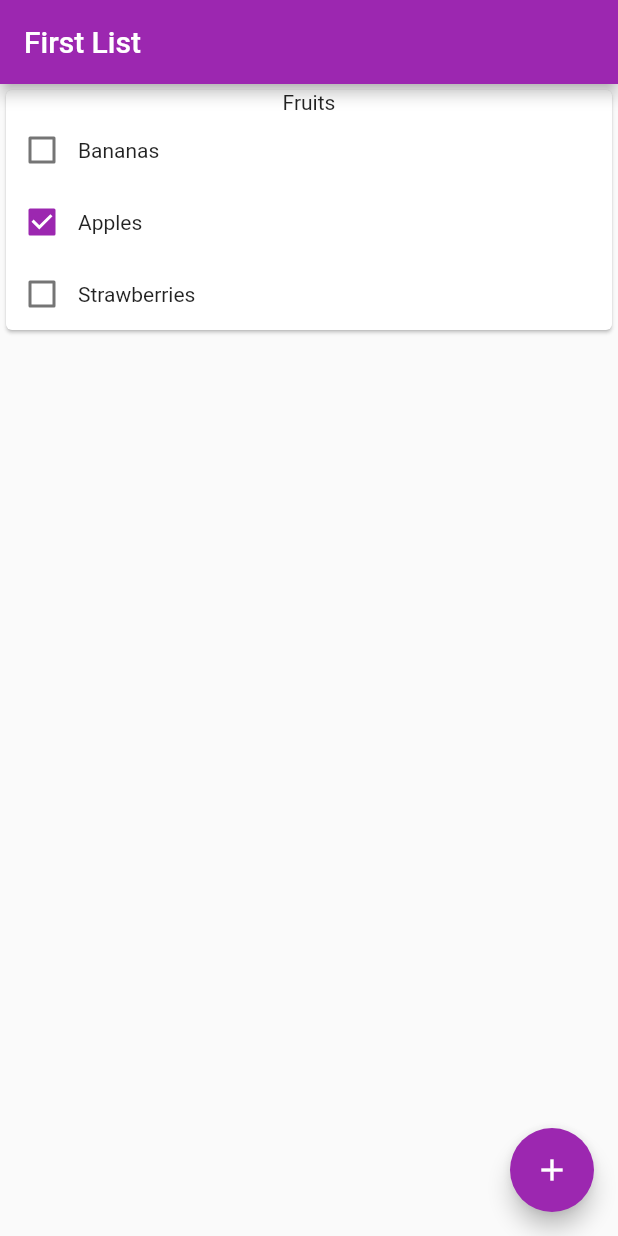
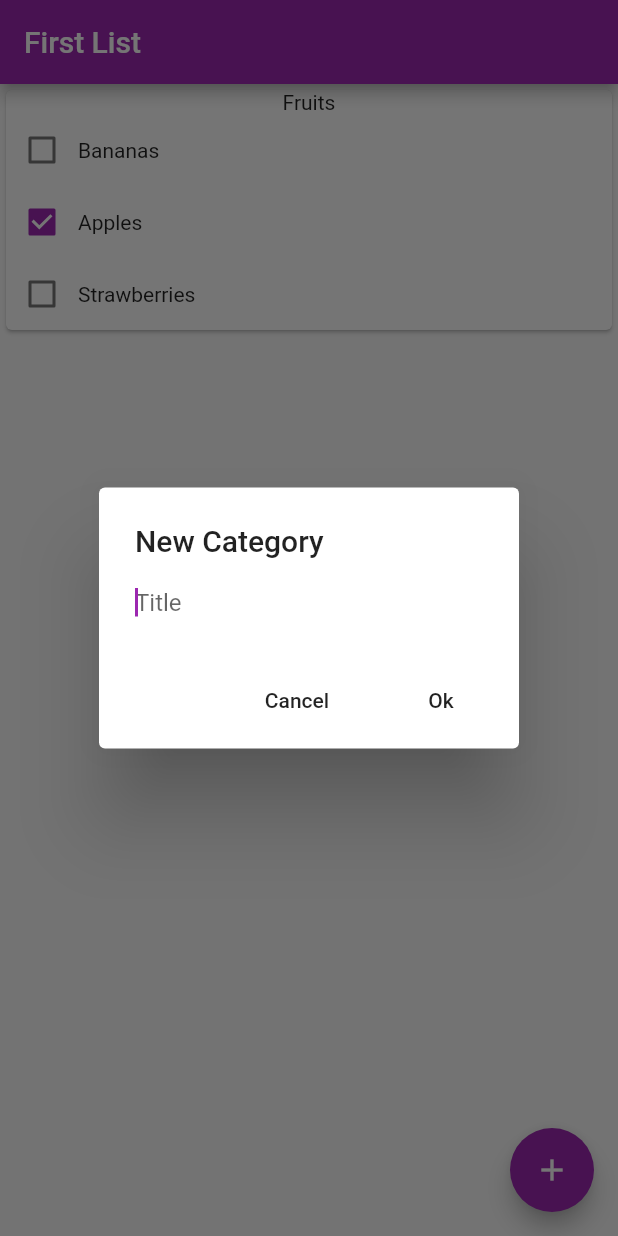
Before and after one commit to Cc618/Quick-Shop, a Flutter app: the screen it shows after launch, after a tap on the "add" icon, on a phone screen of 412 x 824 dp. Run offline on Flutter 3.47's test engine with Material 2 defaults, Android fonts, the phone set to English and light mode, and no system bars.

Commit message:
Added new category dialog when fab pressed

```diff
--- a/lib/category.dart
+++ b/lib/category.dart
@@ -4,23 +4,23 @@ import 'package:flutter/material.dart';
 import 'item.dart';
 
 class ListCategory extends StatefulWidget {
-  ListCategory(this.m, {Key key}) : super(key: key);
-
   // Model which handles all the data
   final ListCategoryModel m;
+
+  ListCategory(this.m, {Key key}) : super(key: key);
 
   @override
   _CategoryView createState() => _CategoryView();
 }
 
 class ListCategoryModel {
+  String title;
+  List<ListItem> items;
+
   ListCategoryModel({
     @required this.title,
     @required this.items
   });
-
-  String title;
-  List<ListItem> items;
 }
 
 class _CategoryView extends State<ListCategory> {
--- a/lib/item.dart
+++ b/lib/item.dart
@@ -3,23 +3,23 @@
 import 'package:flutter/material.dart';
 
 class ListItem extends StatefulWidget {
-  ListItem(this.m, {Key key}) : super(key: key);
-
   // Model which handles all the data
   final ListItemModel m;
+
+  ListItem(this.m, {Key key}) : super(key: key);
 
   @override
   _ItemView createState() => _ItemView();
 }
 
 class ListItemModel {
+  String title;
+  bool checked;
+
   ListItemModel({
     @required this.title,
     @required this.checked
   });
-
-  String title;
-  bool checked;
 }
 
 class _ItemView extends State<ListItem> {
--- a/lib/list.dart
+++ b/lib/list.dart
@@ -4,42 +4,99 @@ import 'package:flutter/material.dart';
 import 'category.dart';
 
 class ListPage extends StatefulWidget {
-  ListPage(this.m, {Key key}) : super(key: key);
-
   // Model which handles all the data
   final ListModel m;
+
+  ListPage(this.m, {Key key}) : super(key: key);
 
   @override
   _ListView createState() => _ListView();
 }
 
 class ListModel {
+  String title;
+  List<ListCategory> categories;
+
   ListModel({
     @required this.title,
     @required this.categories
   });
-
-  String title;
-  List<ListCategory> categories;
 }
 
 class _ListView extends State<ListPage> {
+  // To display messages on snackbar
+  BuildContext _scaffoldContext;
+
   @override
   Widget build(BuildContext context) {
     return Scaffold(
       appBar: AppBar(
         title: Text(widget.m.title),
       ),
-      body: Center(
-        child: ListView(
-          children: widget.m.categories
-        ),
+      body: Builder(
+        builder: (BuildContext context) {
+          // Update the scaffold context
+          _scaffoldContext = context;
+
+          return ListView.builder(
+            itemBuilder: (context, i) => widget.m.categories[i],
+            itemCount: widget.m.categories.length,
+          );
+        }
       ),
       floatingActionButton: FloatingActionButton(
-        onPressed: () {},
+        onPressed: newCategoryDialog,
         tooltip: 'Add Category',
         child: Icon(Icons.add),
       ),
     );
   }
+
+   // Displays a dialog to append a category
+  Future<void> newCategoryDialog() async {
+    // Can be null if the user cancels
+    String title = '';
+
+    await showDialog(
+        context: context,
+        builder: (BuildContext context) {
+          return AlertDialog(
+            title: Text('New Category'),
+            content: TextField(
+              autofocus: true,
+              decoration: InputDecoration.collapsed(hintText: 'Title'),
+              onChanged: (String s) => title = s,
+            ),
+            actions: <Widget>[
+              FlatButton(
+                child: Text('Cancel'),
+                // Cancel input
+                onPressed: () => Navigator.of(context).pop()
+              ),
+              FlatButton(
+                child: Text('Ok'),
+                onPressed: () {
+                  // Error : No name
+                  if (title.isEmpty)
+                    Scaffold.of(_scaffoldContext).showSnackBar(SnackBar(
+                      content: Text('Please enter a title'),
+                      duration: Duration(seconds: 1),
+                    ));
+                  else
+                    // Validate input
+                    Navigator.of(context).pop();
+                },
+              ),
+            ],
+          );
+        });
+
+    // Add the category if there is input
+    if (title.isNotEmpty)
+      addCategory(ListCategoryModel(title: title, items: []));
+  }
+
+  // Appends a category to the list
+  void addCategory(ListCategoryModel data) =>
+      setState(() => widget.m.categories.add(ListCategory(data)));
 }
```
Also changed, not shown: 1 other file.
